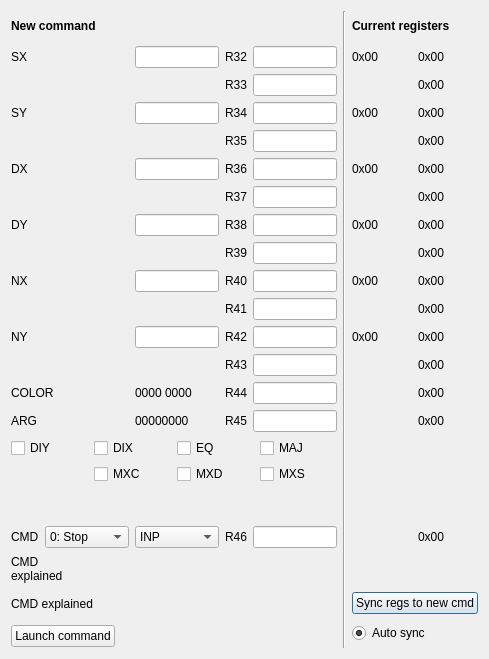
Old version of the form src/VDPCommandRegisters.ui in the repository openMSX/debugger.
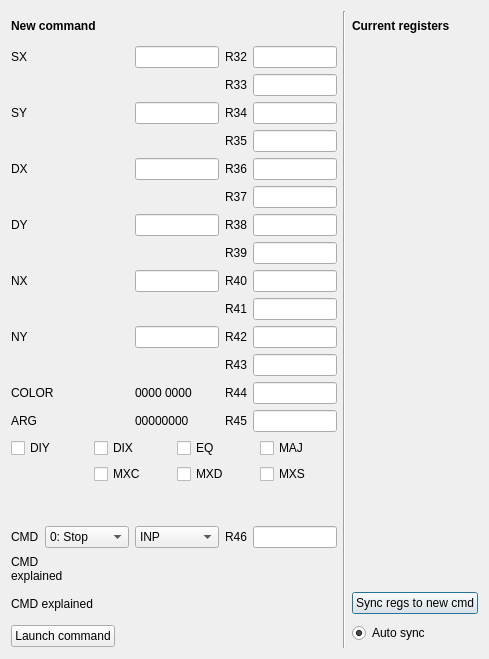
New version of the form.

The edit to the form file:
```diff
--- a/src/VDPCommandRegisters.ui
+++ b/src/VDPCommandRegisters.ui
@@ -64,14 +64,14 @@
      <item row="1" column="6" >
       <widget class="QLabel" name="label_r_sx" >
        <property name="text" >
-        <string>0x00</string>
+        <string></string>
        </property>
       </widget>
      </item>
      <item row="1" column="7" >
       <widget class="QLabel" name="label_r_32" >
        <property name="text" >
-        <string>0x00</string>
+        <string></string>
        </property>
       </widget>
      </item>
@@ -88,7 +88,7 @@
      <item row="2" column="7" >
       <widget class="QLabel" name="label_r_33" >
        <property name="text" >
-        <string>0x00</string>
+        <string></string>
        </property>
       </widget>
      </item>
@@ -108,14 +108,14 @@
      <item row="3" column="6" >
       <widget class="QLabel" name="label_r_sy" >
        <property name="text" >
-        <string>0x00</string>
+        <string></string>
        </property>
       </widget>
      </item>
      <item row="3" column="7" >
       <widget class="QLabel" name="label_r_34" >
        <property name="text" >
-        <string>0x00</string>
+        <string></string>
        </property>
       </widget>
      </item>
@@ -132,7 +132,7 @@
      <item row="4" column="7" >
       <widget class="QLabel" name="label_r_35" >
        <property name="text" >
-        <string>0x00</string>
+        <string></string>
        </property>
       </widget>
      </item>
@@ -152,14 +152,14 @@
      <item row="5" column="6" >
       <widget class="QLabel" name="label_r_dx" >
        <property name="text" >
-        <string>0x00</string>
+        <string></string>
        </property>
       </widget>
      </item>
      <item row="5" column="7" >
       <widget class="QLabel" name="label_r_36" >
        <property name="text" >
-        <string>0x00</string>
+        <string></string>
        </property>
       </widget>
      </item>
@@ -176,7 +176,7 @@
      <item row="6" column="7" >
       <widget class="QLabel" name="label_r_37" >
        <property name="text" >
-        <string>0x00</string>
+        <string></string>
        </property>
       </widget>
      </item>
@@ -196,14 +196,14 @@
      <item row="7" column="6" >
       <widget class="QLabel" name="label_r_dy" >
        <property name="text" >
-        <string>0x00</string>
+        <string></string>
        </property>
       </widget>
      </item>
      <item row="7" column="7" >
       <widget class="QLabel" name="label_r_38" >
        <property name="text" >
-        <string>0x00</string>
+        <string></string>
        </property>
       </widget>
      </item>
@@ -220,7 +220,7 @@
      <item row="8" column="7" >
       <widget class="QLabel" name="label_r_39" >
        <property name="text" >
-        <string>0x00</string>
+        <string></string>
        </property>
       </widget>
      </item>
@@ -240,14 +240,14 @@
      <item row="9" column="6" >
       <widget class="QLabel" name="label_r_nx" >
        <property name="text" >
-        <string>0x00</string>
+        <string></string>
        </property>
       </widget>
      </item>
      <item row="9" column="7" >
       <widget class="QLabel" name="label_r_40" >
        <property name="text" >
-        <string>0x00</string>
+        <string></string>
        </property>
       </widget>
      </item>
@@ -264,7 +264,7 @@
      <item row="10" column="7" >
       <widget class="QLabel" name="label_r_41" >
        <property name="text" >
-        <string>0x00</string>
+        <string></string>
        </property>
       </widget>
      </item>
@@ -284,14 +284,14 @@
      <item row="11" column="6" >
       <widget class="QLabel" name="label_r_ny" >
        <property name="text" >
-        <string>0x00</string>
+        <string></string>
        </property>
       </widget>
      </item>
      <item row="11" column="7" >
       <widget class="QLabel" name="label_r_42" >
        <property name="text" >
-        <string>0x00</string>
+        <string></string>
        </property>
       </widget>
      </item>
@@ -308,7 +308,7 @@
      <item row="12" column="7" >
       <widget class="QLabel" name="label_r_43" >
        <property name="text" >
-        <string>0x00</string>
+        <string></string>
        </property>
       </widget>
      </item>
@@ -332,7 +332,7 @@
      <item row="13" column="7" >
       <widget class="QLabel" name="label_r_44" >
        <property name="text" >
-        <string>0x00</string>
+        <string></string>
        </property>
       </widget>
      </item>
@@ -356,7 +356,7 @@
      <item row="14" column="7" >
       <widget class="QLabel" name="label_r_45" >
        <property name="text" >
-        <string>0x00</string>
+        <string></string>
        </property>
       </widget>
      </item>
@@ -687,7 +687,7 @@
      <item row="17" column="7" >
       <widget class="QLabel" name="label_r_46" >
        <property name="text" >
-        <string>0x00</string>
+        <string></string>
        </property>
       </widget>
      </item>
```
